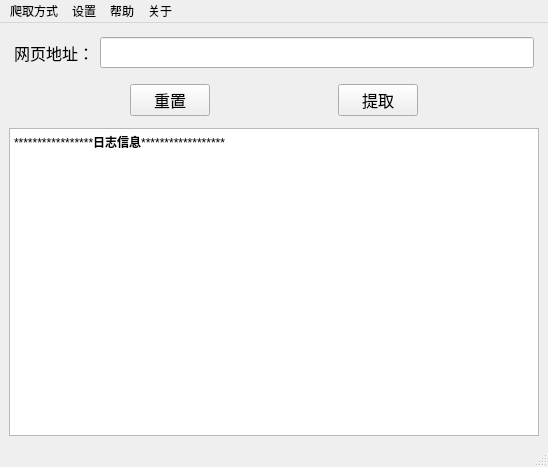
Old version of the form MainGUI.ui in the repository Y-Matin/NewsSpider.
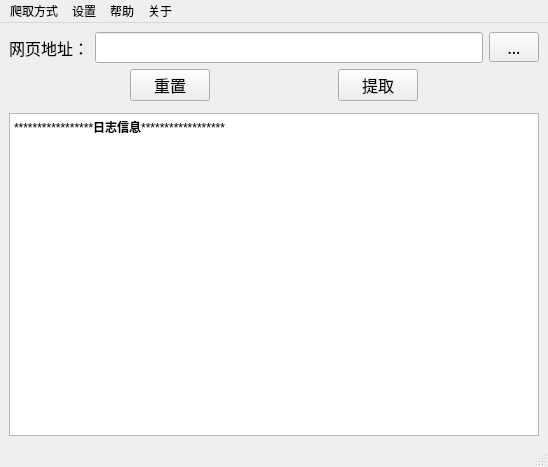
New version of the form. Icons and pictures are not drawn.

```diff
--- a/MainGUI.ui
+++ b/MainGUI.ui
@@ -21,23 +21,9 @@
    <string notr="true"/>
   </property>
   <widget class="QWidget" name="centralwidget">
-   <layout class="QVBoxLayout" name="verticalLayout_2">
-    <item>
      <layout class="QVBoxLayout" name="verticalLayout">
       <item>
        <layout class="QHBoxLayout" name="horizontalLayout">
-        <property name="leftMargin">
-         <number>5</number>
-        </property>
-        <property name="topMargin">
-         <number>5</number>
-        </property>
-        <property name="rightMargin">
-         <number>5</number>
-        </property>
-        <property name="bottomMargin">
-         <number>10</number>
-        </property>
         <item>
          <widget class="QLabel" name="label">
           <property name="font">
@@ -61,6 +47,25 @@
           </property>
          </widget>
         </item>
+      <item>
+       <widget class="QToolButton" name="toolButton">
+        <property name="minimumSize">
+         <size>
+          <width>50</width>
+          <height>10</height>
+         </size>
+        </property>
+        <property name="font">
+         <font>
+          <family>Agency FB</family>
+          <pointsize>12</pointsize>
+         </font>
+        </property>
+        <property name="text">
+         <string>...</string>
+        </property>
+       </widget>
+      </item>
        </layout>
       </item>
       <item>
@@ -140,8 +145,6 @@
         </item>
        </layout>
       </item>
-     </layout>
-    </item>
     <item>
      <widget class="Line" name="line">
       <property name="orientation">
```
Left out of the diff: 6 changed lines with no effect on the pictures. Lines whose indentation alone changed are shown as unchanged.
